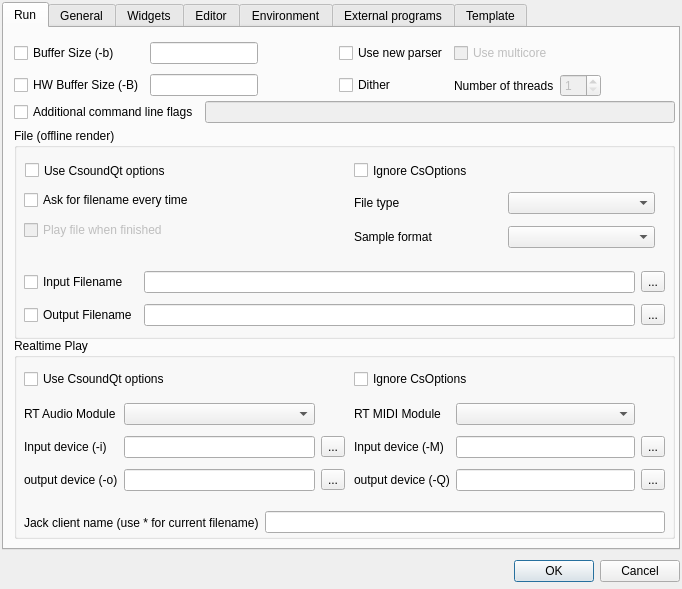
This is src/configdialog.ui in CsoundQt/CsoundQt as Qt 5 draws it before an edit. The edited form follows.
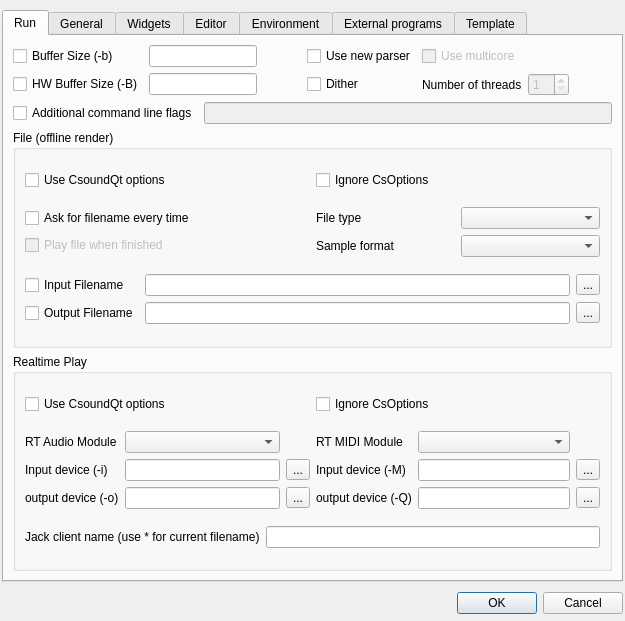
This is the edited form. The open tabs and pages were chosen to show the change.

```diff
--- a/src/configdialog.ui
+++ b/src/configdialog.ui
@@ -7,8 +7,8 @@
    <rect>
     <x>0</x>
     <y>0</y>
-    <width>682</width>
-    <height>589</height>
+    <width>625</width>
+    <height>621</height>
    </rect>
   </property>
   <property name="windowTitle">
@@ -18,7 +18,16 @@
    <bool>true</bool>
   </property>
   <layout class="QGridLayout" name="gridLayout_5">
-   <property name="margin">
+   <property name="leftMargin">
+    <number>2</number>
+   </property>
+   <property name="topMargin">
+    <number>10</number>
+   </property>
+   <property name="rightMargin">
+    <number>2</number>
+   </property>
+   <property name="bottomMargin">
     <number>2</number>
    </property>
    <item row="0" column="0">
@@ -33,102 +42,164 @@
       <attribute name="title">
        <string>Run</string>
       </attribute>
+      <layout class="QVBoxLayout" name="verticalLayout_10">
+       <item>
+        <layout class="QGridLayout" name="gridLayout10">
+         <item row="0" column="0">
+          <widget class="QCheckBox" name="BufferSizeCheckBox">
+           <property name="text">
+            <string>Buffer Size (-b)</string>
+           </property>
+          </widget>
+         </item>
+         <item row="0" column="1">
+          <widget class="QLineEdit" name="BufferSizeLineEdit"/>
+         </item>
+         <item row="1" column="0">
+          <widget class="QCheckBox" name="HwBufferSizeCheckBox">
+           <property name="text">
+            <string>HW Buffer Size (-B)</string>
+           </property>
+          </widget>
+         </item>
+         <item row="1" column="1">
+          <widget class="QLineEdit" name="HwBufferSizeLineEdit"/>
+         </item>
+         <item row="1" column="3">
+          <widget class="QCheckBox" name="DitherCheckBox">
+           <property name="text">
+            <string>Dither</string>
+           </property>
+          </widget>
+         </item>
+         <item row="0" column="3">
+          <widget class="QCheckBox" name="newParserCheckBox">
+           <property name="text">
+            <string>Use new parser</string>
+           </property>
+          </widget>
+         </item>
+         <item row="1" column="4">
+          <widget class="QLabel" name="label_13">
+           <property name="text">
+            <string>Number of threads</string>
+           </property>
+          </widget>
+         </item>
+         <item row="0" column="4">
+          <widget class="QCheckBox" name="multicoreCheckBox">
+           <property name="enabled">
+            <bool>false</bool>
+           </property>
+           <property name="text">
+            <string>Use multicore</string>
+           </property>
+          </widget>
+         </item>
+         <item row="0" column="6">
+          <spacer name="horizontalSpacer_9">
+           <property name="orientation">
+            <enum>Qt::Horizontal</enum>
+           </property>
+           <property name="sizeHint" stdset="0">
+            <size>
+             <width>40</width>
+             <height>20</height>
+            </size>
+           </property>
+          </spacer>
+         </item>
+         <item row="1" column="5">
+          <widget class="QSpinBox" name="numThreadsSpinBox">
+           <property name="enabled">
+            <bool>false</bool>
+           </property>
+           <property name="minimum">
+            <number>1</number>
+           </property>
+           <property name="maximum">
+            <number>12</number>
+           </property>
+          </widget>
+         </item>
+         <item row="0" column="2">
+          <spacer name="horizontalSpacer_10">
+           <property name="orientation">
+            <enum>Qt::Horizontal</enum>
+           </property>
+           <property name="sizeHint" stdset="0">
+            <size>
+             <width>40</width>
+             <height>20</height>
+            </size>
+           </property>
+          </spacer>
+         </item>
+        </layout>
+       </item>
+       <item>
+        <layout class="QHBoxLayout" name="horizontalLayout_2">
+         <item>
+          <widget class="QCheckBox" name="AdditionalFlagsCheckBox">
+           <property name="text">
+            <string>Additional command line flags</string>
+           </property>
+          </widget>
+         </item>
+         <item>
+          <widget class="QLineEdit" name="AdditionalFlagsLineEdit">
+           <property name="enabled">
+            <bool>false</bool>
+           </property>
+          </widget>
+         </item>
+        </layout>
+       </item>
+       <item>
       <widget class="QGroupBox" name="groupBox">
-       <property name="geometry">
-        <rect>
-         <x>10</x>
-         <y>100</y>
-         <width>661</width>
-         <height>211</height>
-        </rect>
-       </property>
        <property name="title">
         <string>File (offline render)</string>
        </property>
        <property name="alignment">
         <set>Qt::AlignLeading</set>
        </property>
-       <widget class="QWidget" name="layoutWidget2">
-        <property name="geometry">
-         <rect>
-          <x>10</x>
-          <y>138</y>
-          <width>641</width>
-          <height>66</height>
-         </rect>
-        </property>
-        <layout class="QGridLayout" name="filenamesLayout">
+         <layout class="QGridLayout" name="gridLayout_15">
          <item row="0" column="0">
-          <widget class="QCheckBox" name="InputFilenameCheckBox">
-           <property name="text">
-            <string>Input Filename</string>
-           </property>
-          </widget>
-         </item>
-         <item row="0" column="1">
-          <widget class="QLineEdit" name="InputFilenameLineEdit"/>
-         </item>
-         <item row="0" column="2">
-          <widget class="QToolButton" name="inputFilenameToolButton">
-           <property name="text">
-            <string>...</string>
-           </property>
-          </widget>
-         </item>
-         <item row="1" column="0">
-          <widget class="QCheckBox" name="OutputFilenameCheckBox">
-           <property name="text">
-            <string>Output Filename</string>
-           </property>
-          </widget>
-         </item>
-         <item row="1" column="1">
-          <widget class="QLineEdit" name="OutputFilenameLineEdit"/>
-         </item>
-         <item row="1" column="2">
-          <widget class="QToolButton" name="outputFilenameToolButton">
-           <property name="text">
-            <string>...</string>
-           </property>
-          </widget>
-         </item>
-        </layout>
-       </widget>
        <widget class="QCheckBox" name="FileUseOptionsCheckBox">
-        <property name="geometry">
-         <rect>
-          <x>11</x>
-          <y>30</y>
-          <width>277</width>
-          <height>25</height>
-         </rect>
-        </property>
         <property name="text">
          <string>Use CsoundQt options</string>
         </property>
        </widget>
+          </item>
+          <item row="0" column="1">
        <widget class="QCheckBox" name="FileOverrideCheckBox">
-        <property name="geometry">
-         <rect>
-          <x>340</x>
-          <y>30</y>
-          <width>276</width>
-          <height>25</height>
-         </rect>
-        </property>
         <property name="text">
          <string>Ignore CsOptions</string>
         </property>
        </widget>
-       <widget class="QWidget" name="layoutWidget3">
-        <property name="geometry">
-         <rect>
-          <x>340</x>
-          <y>58</y>
-          <width>301</width>
-          <height>70</height>
-         </rect>
-        </property>
+          </item>
+          <item row="1" column="0">
+           <layout class="QVBoxLayout" name="askLayout">
+            <item>
+             <widget class="QCheckBox" name="AskFilenameCheckBox">
+              <property name="text">
+               <string>Ask for filename every time</string>
+              </property>
+             </widget>
+            </item>
+            <item>
+             <widget class="QCheckBox" name="FilePlayFinishedCheckBox">
+              <property name="enabled">
+               <bool>false</bool>
+              </property>
+              <property name="text">
+               <string>Play file when finished</string>
+              </property>
+             </widget>
+            </item>
+           </layout>
+          </item>
+          <item row="1" column="1">
         <layout class="QGridLayout" name="formatLayout">
          <item row="0" column="0">
           <widget class="QLabel" name="label_9">
@@ -151,76 +222,74 @@
           <widget class="QComboBox" name="FileFormatComboBox"/>
          </item>
         </layout>
-       </widget>
-       <widget class="QWidget" name="layoutWidget4">
-        <property name="geometry">
-         <rect>
-          <x>10</x>
-          <y>58</y>
-          <width>321</width>
-          <height>58</height>
-         </rect>
-        </property>
-        <layout class="QVBoxLayout" name="askLayout">
-         <item>
-          <widget class="QCheckBox" name="AskFilenameCheckBox">
+          </item>
+          <item row="2" column="0" colspan="2">
+           <layout class="QGridLayout" name="filenamesLayout">
+            <item row="0" column="0">
+             <widget class="QCheckBox" name="InputFilenameCheckBox">
+              <property name="text">
+               <string>Input Filename</string>
+              </property>
+             </widget>
+            </item>
+            <item row="0" column="1">
+             <widget class="QLineEdit" name="InputFilenameLineEdit"/>
+            </item>
+            <item row="0" column="2">
+             <widget class="QToolButton" name="inputFilenameToolButton">
            <property name="text">
-            <string>Ask for filename every time</string>
+               <string>...</string>
            </property>
           </widget>
          </item>
-         <item>
-          <widget class="QCheckBox" name="FilePlayFinishedCheckBox">
-           <property name="enabled">
-            <bool>false</bool>
-           </property>
+            <item row="1" column="0">
+             <widget class="QCheckBox" name="OutputFilenameCheckBox">
+              <property name="text">
+               <string>Output Filename</string>
+              </property>
+             </widget>
+            </item>
+            <item row="1" column="1">
+             <widget class="QLineEdit" name="OutputFilenameLineEdit"/>
+            </item>
+            <item row="1" column="2">
+             <widget class="QToolButton" name="outputFilenameToolButton">
            <property name="text">
-            <string>Play file when finished</string>
+               <string>...</string>
            </property>
           </widget>
          </item>
         </layout>
-       </widget>
+          </item>
+         </layout>
        <zorder>layoutWidget2</zorder>
        <zorder>layoutWidget3</zorder>
        <zorder>layoutWidget4</zorder>
        <zorder>FileUseOptionsCheckBox</zorder>
        <zorder>FileOverrideCheckBox</zorder>
       </widget>
+       </item>
+       <item>
       <widget class="QGroupBox" name="groupBox_2">
-       <property name="geometry">
-        <rect>
-         <x>10</x>
-         <y>310</y>
-         <width>661</width>
-         <height>201</height>
-        </rect>
-       </property>
        <property name="title">
         <string>Realtime Play</string>
        </property>
+         <layout class="QGridLayout" name="gridLayout_16">
+          <item row="0" column="0">
+           <widget class="QCheckBox" name="RtUseOptionsCheckBox">
+            <property name="text">
+             <string>Use CsoundQt options</string>
+            </property>
+           </widget>
+          </item>
+          <item row="0" column="1">
        <widget class="QCheckBox" name="RtOverrideCheckBox">
-        <property name="geometry">
-         <rect>
-          <x>340</x>
-          <y>30</y>
-          <width>161</width>
-          <height>22</height>
-         </rect>
-        </property>
         <property name="text">
          <string>Ignore CsOptions</string>
         </property>
        </widget>
-       <widget class="QWidget" name="layoutWidget5">
-        <property name="geometry">
-         <rect>
-          <x>10</x>
-          <y>60</y>
-          <width>321</width>
-          <height>101</height>
-         </rect>
-        </property>
+          </item>
+          <item row="1" column="0">
         <layout class="QGridLayout" name="rtadioLayout">
          <item row="1" column="1">
           <widget class="QLineEdit" name="RtInputLineEdit"/>
@@ -267,16 +336,8 @@
           </widget>
          </item>
         </layout>
-       </widget>
-       <widget class="QWidget" name="layoutWidget_2">
-        <property name="geometry">
-         <rect>
-          <x>340</x>
-          <y>60</y>
-          <width>311</width>
-          <height>101</height>
-         </rect>
-        </property>
+          </item>
+          <item row="1" column="1">
         <layout class="QGridLayout" name="midilayout">
          <item row="1" column="1">
           <widget class="QLineEdit" name="RtMidiInputLineEdit"/>
@@ -323,29 +384,8 @@
           </widget>
          </item>
         </layout>
-       </widget>
-       <widget class="QCheckBox" name="RtUseOptionsCheckBox">
-        <property name="geometry">
-         <rect>
-          <x>10</x>
-          <y>30</y>
-          <width>251</width>
-          <height>22</height>
-         </rect>
-        </property>
-        <property name="text">
-         <string>Use CsoundQt options</string>
-        </property>
-       </widget>
-       <widget class="QWidget" name="layoutWidget6">
-        <property name="geometry">
-         <rect>
-          <x>10</x>
-          <y>170</y>
-          <width>641</width>
-          <height>29</height>
-         </rect>
-        </property>
+          </item>
+          <item row="2" column="0" colspan="2">
         <layout class="QHBoxLayout" name="horizontalLayout_3">
          <item>
           <widget class="QLabel" name="label_6">
@@ -358,136 +398,11 @@
           <widget class="QLineEdit" name="JackNameLineEdit"/>
          </item>
         </layout>
-       </widget>
-      </widget>
-      <widget class="QWidget" name="layoutWidget7">
-       <property name="geometry">
-        <rect>
-         <x>10</x>
-         <y>70</y>
-         <width>661</width>
-         <height>29</height>
-        </rect>
-       </property>
-       <layout class="QHBoxLayout" name="horizontalLayout_2">
-        <item>
-         <widget class="QCheckBox" name="AdditionalFlagsCheckBox">
-          <property name="text">
-           <string>Additional command line flags</string>
-          </property>
-         </widget>
-        </item>
-        <item>
-         <widget class="QLineEdit" name="AdditionalFlagsLineEdit">
-          <property name="enabled">
-           <bool>false</bool>
-          </property>
-         </widget>
-        </item>
-       </layout>
-      </widget>
-      <widget class="QWidget" name="layoutWidget8">
-       <property name="geometry">
-        <rect>
-         <x>10</x>
-         <y>10</y>
-         <width>661</width>
-         <height>64</height>
-        </rect>
-       </property>
-       <layout class="QGridLayout" name="gridLayout10">
-        <item row="0" column="0">
-         <widget class="QCheckBox" name="BufferSizeCheckBox">
-          <property name="text">
-           <string>Buffer Size (-b)</string>
-          </property>
-         </widget>
-        </item>
-        <item row="0" column="1">
-         <widget class="QLineEdit" name="BufferSizeLineEdit"/>
-        </item>
-        <item row="1" column="0">
-         <widget class="QCheckBox" name="HwBufferSizeCheckBox">
-          <property name="text">
-           <string>HW Buffer Size (-B)</string>
-          </property>
-         </widget>
-        </item>
-        <item row="1" column="1">
-         <widget class="QLineEdit" name="HwBufferSizeLineEdit"/>
-        </item>
-        <item row="1" column="3">
-         <widget class="QCheckBox" name="DitherCheckBox">
-          <property name="text">
-           <string>Dither</string>
-          </property>
-         </widget>
-        </item>
-        <item row="0" column="3">
-         <widget class="QCheckBox" name="newParserCheckBox">
-          <property name="text">
-           <string>Use new parser</string>
-          </property>
-         </widget>
-        </item>
-        <item row="1" column="4">
-         <widget class="QLabel" name="label_13">
-          <property name="text">
-           <string>Number of threads</string>
-          </property>
-         </widget>
-        </item>
-        <item row="0" column="4">
-         <widget class="QCheckBox" name="multicoreCheckBox">
-          <property name="enabled">
-           <bool>false</bool>
-          </property>
-          <property name="text">
-           <string>Use multicore</string>
-          </property>
-         </widget>
-        </item>
-        <item row="0" column="6">
-         <spacer name="horizontalSpacer_9">
-          <property name="orientation">
-           <enum>Qt::Horizontal</enum>
-          </property>
-          <property name="sizeHint" stdset="0">
-           <size>
-            <width>40</width>
-            <height>20</height>
-           </size>
-          </property>
-         </spacer>
-        </item>
-        <item row="1" column="5">
-         <widget class="QSpinBox" name="numThreadsSpinBox">
-          <property name="enabled">
-           <bool>false</bool>
-          </property>
-          <property name="minimum">
-           <number>1</number>
-          </property>
-          <property name="maximum">
-           <number>12</number>
-          </property>
-         </widget>
-        </item>
-        <item row="0" column="2">
-         <spacer name="horizontalSpacer_10">
-          <property name="orientation">
-           <enum>Qt::Horizontal</enum>
-          </property>
-          <property name="sizeHint" stdset="0">
-           <size>
-            <width>40</width>
-            <height>20</height>
-           </size>
-          </property>
-         </spacer>
-        </item>
-       </layout>
-      </widget>
+          </item>
+         </layout>
+        </widget>
+       </item>
+      </layout>
      </widget>
      <widget class="QWidget" name="tab">
       <attribute name="title">
```
Left out of the diff: 15 changed lines with no effect on the pictures. Lines whose indentation alone changed are shown as unchanged.
